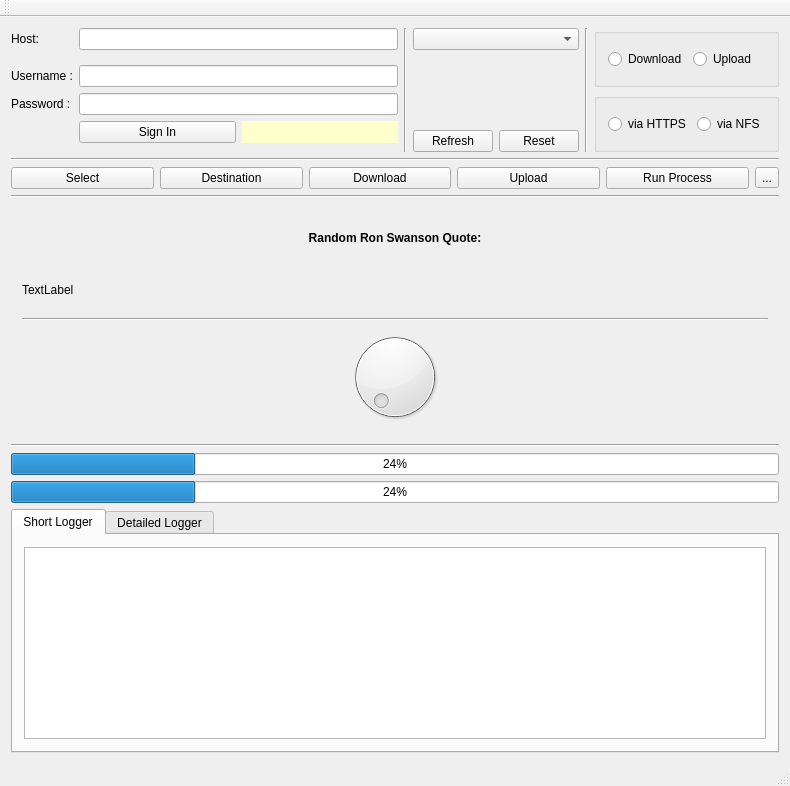
Above: xnatdui.ui from guptesanket/XnatDUI before the change. Below: the same form after it.
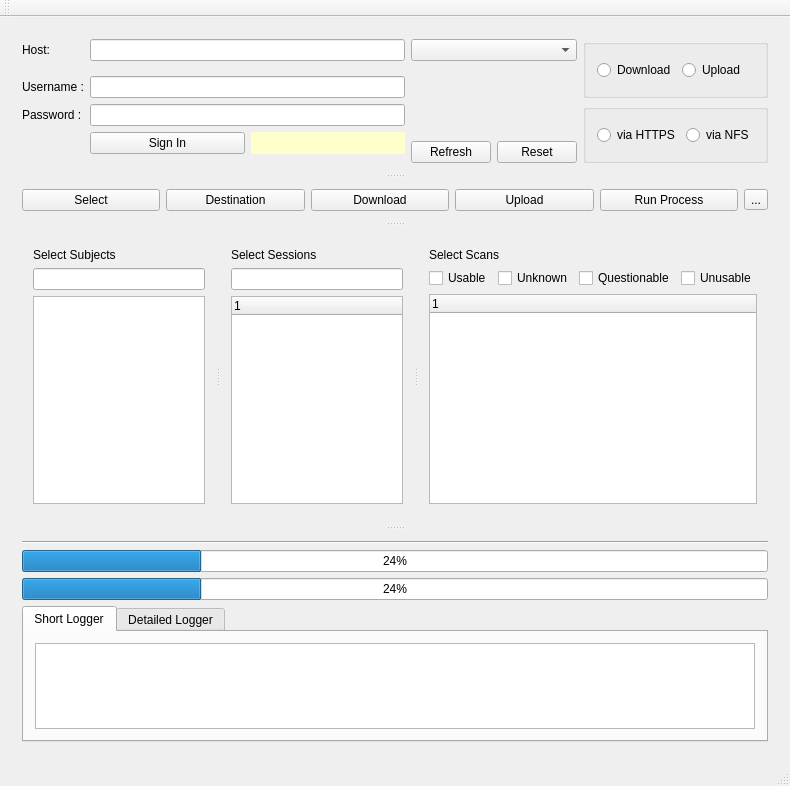
That is the form after the change.

Diff of the .ui file:
```diff
--- a/xnatdui.ui
+++ b/xnatdui.ui
@@ -23,7 +23,7 @@
    </size>
   </property>
   <property name="windowTitle">
-   <string>XnatDUI</string>
+   <string>Xnat Download Upload Interface v1.0</string>
   </property>
   <widget class="QWidget" name="centralWidget">
    <property name="sizePolicy">
@@ -38,9 +38,14 @@
      <height>1080</height>
     </size>
    </property>
-   <layout class="QVBoxLayout" name="verticalLayout_2">
+   <layout class="QHBoxLayout" name="horizontalLayout_6">
     <item>
-     <layout class="QHBoxLayout" name="horizontalLayout_2">
+     <widget class="QSplitter" name="splitter">
+      <property name="orientation">
+       <enum>Qt::Vertical</enum>
+      </property>
+      <widget class="QWidget" name="horizontalLayoutWidget">
+       <layout class="QHBoxLayout" name="horizontalLayout">
       <item>
        <layout class="QFormLayout" name="formLayout">
         <item row="1" column="0">
@@ -114,13 +119,6 @@
         </item>
        </layout>
       </item>
-      <item>
-       <widget class="Line" name="line_3">
-        <property name="orientation">
-         <enum>Qt::Vertical</enum>
-        </property>
-       </widget>
-      </item>
       <item>
        <layout class="QVBoxLayout" name="verticalLayout_6">
         <item>
@@ -159,13 +157,6 @@
         </item>
        </layout>
       </item>
-      <item>
-       <widget class="Line" name="line_4">
-        <property name="orientation">
-         <enum>Qt::Vertical</enum>
-        </property>
-       </widget>
-      </item>
       <item>
        <layout class="QVBoxLayout" name="verticalLayout_4">
         <item>
@@ -220,16 +211,9 @@
        </layout>
       </item>
      </layout>
-    </item>
-    <item>
-     <widget class="Line" name="line_5">
-      <property name="orientation">
-       <enum>Qt::Horizontal</enum>
-      </property>
-     </widget>
-    </item>
-    <item>
-     <layout class="QHBoxLayout" name="horizontalLayout">
+      </widget>
+      <widget class="QWidget" name="horizontalLayoutWidget_2">
+       <layout class="QHBoxLayout" name="horizontalLayout_2">
       <item>
        <widget class="QPushButton" name="btn_page1">
         <property name="text">
@@ -273,107 +257,61 @@
        </widget>
       </item>
      </layout>
-    </item>
-    <item>
-     <widget class="Line" name="line_6">
-      <property name="orientation">
-       <enum>Qt::Horizontal</enum>
-      </property>
-     </widget>
-    </item>
-    <item>
+      </widget>
      <widget class="QStackedWidget" name="stackedWidget">
       <property name="sizePolicy">
-       <sizepolicy hsizetype="MinimumExpanding" vsizetype="MinimumExpanding">
+        <sizepolicy hsizetype="Preferred" vsizetype="Preferred">
         <horstretch>0</horstretch>
-        <verstretch>100</verstretch>
+         <verstretch>0</verstretch>
        </sizepolicy>
       </property>
       <property name="minimumSize">
        <size>
         <width>0</width>
-        <height>175</height>
+         <height>0</height>
        </size>
       </property>
       <property name="currentIndex">
        <number>0</number>
       </property>
-      <widget class="QWidget" name="page_0">
-       <layout class="QVBoxLayout" name="verticalLayout_18">
+       <widget class="QWidget" name="page">
+        <layout class="QHBoxLayout" name="horizontalLayout_7">
         <item>
-         <widget class="QLabel" name="lbl_qotd">
-          <property name="font">
-           <font>
-            <weight>75</weight>
-            <bold>true</bold>
-           </font>
-          </property>
-          <property name="layoutDirection">
-           <enum>Qt::LeftToRight</enum>
-          </property>
-          <property name="text">
-           <string>Random Ron Swanson Quote:</string>
-          </property>
-          <property name="textFormat">
-           <enum>Qt::AutoText</enum>
-          </property>
-          <property name="alignment">
-           <set>Qt::AlignCenter</set>
-          </property>
-         </widget>
-        </item>
-        <item>
-         <widget class="QLabel" name="lbl_qotd_text">
-          <property name="text">
-           <string>TextLabel</string>
-          </property>
-         </widget>
-        </item>
-        <item>
-         <widget class="Line" name="line_8">
+          <widget class="QSplitter" name="splitter_2">
           <property name="orientation">
            <enum>Qt::Horizontal</enum>
           </property>
-         </widget>
-        </item>
+           <widget class="QWidget" name="verticalLayoutWidget_2">
+            <layout class="QVBoxLayout" name="verticalLayout_7">
         <item>
-         <widget class="QDial" name="dial"/>
-        </item>
-       </layout>
-      </widget>
-      <widget class="QWidget" name="page_1">
-       <layout class="QHBoxLayout" name="horizontalLayout_6">
-        <item>
-         <layout class="QVBoxLayout" name="verticalLayout_8">
-          <item>
-           <widget class="QLabel" name="lbl_sub">
+              <widget class="QLabel" name="lbl_sub_2">
             <property name="text">
              <string>Select Subjects</string>
             </property>
            </widget>
           </item>
           <item>
-           <widget class="QLineEdit" name="lineEdit_2"/>
+              <widget class="QLineEdit" name="edt_search_subj"/>
           </item>
           <item>
-           <widget class="QListWidget" name="listWidget"/>
-          </item>
-         </layout>
-        </item>
+              <widget class="QListWidget" name="lst_subjects"/>
+             </item>
+            </layout>
+           </widget>
+           <widget class="QWidget" name="verticalLayoutWidget_3">
+            <layout class="QVBoxLayout" name="verticalLayout_8">
         <item>
-         <layout class="QVBoxLayout" name="verticalLayout_9">
-          <item>
-           <widget class="QLabel" name="lbl_sess">
+              <widget class="QLabel" name="lbl_sess_2">
             <property name="text">
              <string>Select Sessions</string>
             </property>
            </widget>
           </item>
           <item>
-           <widget class="QLineEdit" name="lineEdit"/>
+              <widget class="QLineEdit" name="edt_search_sess"/>
           </item>
           <item>
-           <widget class="QTreeWidget" name="treeWidget_2">
+              <widget class="QTreeWidget" name="tree_sessions">
             <column>
              <property name="text">
               <string notr="true">1</string>
@@ -382,18 +320,18 @@
            </widget>
           </item>
          </layout>
-        </item>
+           </widget>
+           <widget class="QWidget" name="verticalLayoutWidget_4">
+            <layout class="QVBoxLayout" name="verticalLayout_9">
         <item>
-         <layout class="QVBoxLayout" name="verticalLayout_7">
-          <item>
-           <widget class="QLabel" name="lbl_scan">
+              <widget class="QLabel" name="lbl_scan_2">
             <property name="text">
              <string>Select Scans</string>
             </property>
            </widget>
           </item>
           <item>
-           <layout class="QHBoxLayout" name="horizontalLayout_7">
+              <layout class="QHBoxLayout" name="horizontalLayout_16">
             <item>
              <widget class="QCheckBox" name="chk_usable">
               <property name="text">
@@ -425,7 +363,7 @@
            </layout>
           </item>
           <item>
-           <widget class="QTreeWidget" name="treeWidget">
+              <widget class="QTreeWidget" name="tree_scans">
             <column>
              <property name="text">
               <string notr="true">1</string>
@@ -434,12 +372,18 @@
            </widget>
           </item>
          </layout>
+           </widget>
+          </widget>
         </item>
        </layout>
       </widget>
       <widget class="QWidget" name="page_2">
        <layout class="QVBoxLayout" name="verticalLayout_10">
         <item>
+          <widget class="QSplitter" name="splitter_3">
+           <property name="orientation">
+            <enum>Qt::Vertical</enum>
+           </property>
          <widget class="QGroupBox" name="grp_send">
           <property name="sizePolicy">
            <sizepolicy hsizetype="Preferred" vsizetype="Fixed">
@@ -571,8 +515,31 @@
            </item>
           </layout>
          </widget>
+           <widget class="QGroupBox" name="grp_path">
+            <property name="title">
+             <string>Create Unique Paths</string>
+            </property>
+            <layout class="QVBoxLayout" name="layout_path_outer">
+             <item>
+              <layout class="QHBoxLayout" name="horizontalLayout_11">
+               <item>
+                <widget class="QCheckBox" name="chk_path_select_all_path">
+                 <property name="text">
+                  <string>Check/Uncheck All PATHs</string>
+                 </property>
+                </widget>
         </item>
         <item>
+                <widget class="QCheckBox" name="chk_path_select_all_filename">
+                 <property name="text">
+                  <string>Check/Uncheck All Filenames</string>
+                 </property>
+                </widget>
+               </item>
+              </layout>
+             </item>
+            </layout>
+           </widget>
          <widget class="QGroupBox" name="grp_send_path_loc">
           <property name="sizePolicy">
            <sizepolicy hsizetype="Minimum" vsizetype="Fixed">
@@ -600,53 +567,29 @@
            </item>
           </layout>
          </widget>
+          </widget>
         </item>
         <item>
-         <widget class="QGroupBox" name="grp_path">
+          <widget class="QGroupBox" name="grp_path_2">
           <property name="title">
            <string>Create Unique Paths</string>
           </property>
-          <layout class="QVBoxLayout" name="layout_path_outer">
-           <item>
-            <layout class="QHBoxLayout" name="horizontalLayout_11">
-             <item>
-              <widget class="QCheckBox" name="chk_path_select_all_path">
-               <property name="text">
-                <string>Check/Uncheck All PATHs</string>
-               </property>
-              </widget>
-             </item>
-             <item>
-              <widget class="QCheckBox" name="chk_path_select_all_filename">
-               <property name="text">
-                <string>Check/Uncheck All Filenames</string>
-               </property>
-              </widget>
-             </item>
-            </layout>
-           </item>
-          </layout>
          </widget>
         </item>
        </layout>
       </widget>
       <widget class="QWidget" name="page_3">
-       <layout class="QVBoxLayout" name="verticalLayout_11">
+        <layout class="QVBoxLayout" name="verticalLayout_2">
         <item>
-         <layout class="QHBoxLayout" name="horizontalLayout_13">
-          <item>
-           <widget class="QListWidget" name="listWidget_2"/>
-          </item>
-          <item>
-           <widget class="QListWidget" name="listWidget_5"/>
-          </item>
-          <item>
-           <widget class="QListWidget" name="listWidget_4"/>
-          </item>
-          <item>
-           <widget class="QListWidget" name="listWidget_3"/>
-          </item>
-         </layout>
+          <widget class="QSplitter" name="splitter_4">
+           <property name="orientation">
+            <enum>Qt::Horizontal</enum>
+           </property>
+           <widget class="QListWidget" name="lst_sel_log"/>
+           <widget class="QListWidget" name="lst_dest_pick"/>
+           <widget class="QListWidget" name="lst_filename"/>
+           <widget class="QListWidget" name="lst_cmd"/>
+          </widget>
         </item>
         <item>
          <layout class="QHBoxLayout" name="horizontalLayout_12">
@@ -755,42 +698,30 @@
        </layout>
       </widget>
       <widget class="QWidget" name="page_4">
-       <layout class="QHBoxLayout" name="horizontalLayout_15">
+        <layout class="QHBoxLayout" name="horizontalLayout_17">
         <item>
-         <widget class="QTreeWidget" name="treeWidget_3">
+          <widget class="QSplitter" name="splitter_5">
+           <property name="orientation">
+            <enum>Qt::Horizontal</enum>
+           </property>
+           <widget class="QTreeWidget" name="tree_upload_main">
           <column>
            <property name="text">
             <string notr="true">1</string>
            </property>
           </column>
          </widget>
-        </item>
-        <item>
-         <widget class="QFrame" name="frame_3">
-          <property name="sizePolicy">
-           <sizepolicy hsizetype="Fixed" vsizetype="Preferred">
-            <horstretch>0</horstretch>
-            <verstretch>0</verstretch>
-           </sizepolicy>
-          </property>
-          <layout class="QVBoxLayout" name="verticalLayout_14">
-           <item>
-            <widget class="QGroupBox" name="groupBox_4">
-             <property name="title">
-              <string>Resource Name</string>
-             </property>
-             <layout class="QVBoxLayout" name="verticalLayout_17">
-              <item>
+           <widget class="QWidget" name="layoutWidget_5">
                <layout class="QVBoxLayout" name="verticalLayout_15">
                 <item>
-                 <widget class="QRadioButton" name="radioButton">
+              <widget class="QRadioButton" name="rb_up_res_existing">
                   <property name="text">
                    <string>Select Existing Type</string>
                   </property>
                  </widget>
                 </item>
                 <item>
-                 <widget class="QComboBox" name="comboBox">
+              <widget class="QComboBox" name="cmb_up_res">
                   <property name="minimumSize">
                    <size>
                     <width>0</width>
@@ -798,20 +729,18 @@
                    </size>
                   </property>
                  </widget>
-                </item>
-               </layout>
               </item>
               <item>
                <layout class="QVBoxLayout" name="verticalLayout_16">
                 <item>
-                 <widget class="QRadioButton" name="radioButton_2">
+                <widget class="QRadioButton" name="rb_up_res_new">
                   <property name="text">
                    <string>Create New Type</string>
                   </property>
                  </widget>
                 </item>
                 <item>
-                 <widget class="QLineEdit" name="lineEdit_3">
+                <widget class="QLineEdit" name="edt_up_res">
                   <property name="minimumSize">
                    <size>
                     <width>0</width>
@@ -833,10 +762,20 @@
                   </property>
                  </widget>
                 </item>
-               </layout>
-              </item>
-             </layout>
-            </widget>
+               <item>
+                <spacer name="verticalSpacer_2">
+                 <property name="orientation">
+                  <enum>Qt::Vertical</enum>
+                 </property>
+                 <property name="sizeHint" stdset="0">
+                  <size>
+                   <width>20</width>
+                   <height>40</height>
+                  </size>
+                 </property>
+                </spacer>
+               </item>
+              </layout>
            </item>
            <item>
             <widget class="QPushButton" name="btn_upload">
@@ -860,28 +799,21 @@
            </item>
           </layout>
          </widget>
+          </widget>
         </item>
        </layout>
       </widget>
       <widget class="QWidget" name="page_5"/>
      </widget>
-    </item>
-    <item>
+      <widget class="QWidget" name="verticalLayoutWidget">
      <layout class="QVBoxLayout" name="verticalLayout">
       <item>
-       <widget class="Line" name="line_7">
+         <widget class="Line" name="line_3">
         <property name="orientation">
          <enum>Qt::Horizontal</enum>
         </property>
        </widget>
       </item>
-      <item>
-       <widget class="QProgressBar" name="pb_inter">
-        <property name="value">
-         <number>24</number>
-        </property>
-       </widget>
-      </item>
       <item>
        <widget class="QProgressBar" name="pb_final">
         <property name="value">
@@ -889,6 +821,13 @@
         </property>
        </widget>
       </item>
+        <item>
+         <widget class="QProgressBar" name="pb_inter">
+          <property name="value">
+           <number>24</number>
+          </property>
+         </widget>
+        </item>
       <item>
        <widget class="QTabWidget" name="tab_logger">
         <property name="maximumSize">
@@ -908,7 +847,7 @@
           <item>
            <widget class="QTextBrowser" name="txt_browser_short">
             <property name="sizePolicy">
-             <sizepolicy hsizetype="Expanding" vsizetype="Fixed">
+               <sizepolicy hsizetype="Expanding" vsizetype="Expanding">
               <horstretch>0</horstretch>
               <verstretch>0</verstretch>
              </sizepolicy>
@@ -930,6 +869,8 @@
        </widget>
       </item>
      </layout>
+      </widget>
+     </widget>
     </item>
    </layout>
   </widget>
```
Lines whose indentation alone changed are shown as unchanged.
